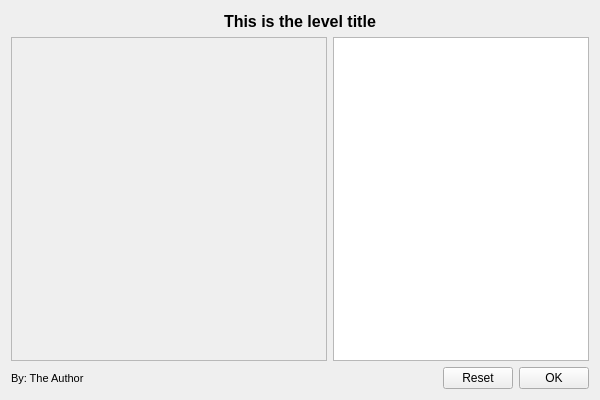
Above: src/view/GameResources.ui from the-butterfly-effect/tbe before the change. Below: the same form after it.
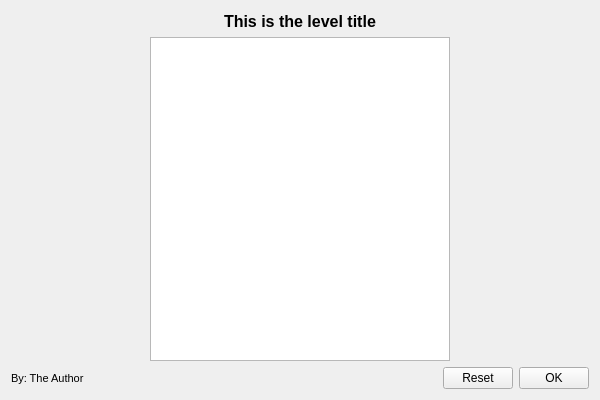
That is the form after the change. Icons and pictures are not drawn. Custom widgets are drawn as their Qt base class.

The edit to the form file:
```diff
--- a/src/view/GameResources.ui
+++ b/src/view/GameResources.ui
@@ -63,29 +63,6 @@
    </item>
    <item>
     <layout class="QHBoxLayout" name="horizontalLayout_3">
-     <item>
-      <widget class="QScrollArea" name="theToolView">
-          <property name="widgetResizable">
-           <bool>true</bool>
-          </property>
-           <property name="minimumSize">
-            <size>
-             <width>150</width>
-             <height>0</height>
-            </size>
-           </property>
-           <property name="horizontalScrollBarPolicy">
-            <enum>Qt::ScrollBarAlwaysOff</enum>
-           </property>
-           <property name="alignment">
-            <set>Qt::AlignRight|Qt::AlignTop|Qt::AlignTrailing</set>
-           </property>
-           <widget class="QWidget" name="scrollAreaWidgetContents">
-             <layout class="QVBoxLayout" name="theToolBoxPtr">
-             </layout>
-           </widget>
-      </widget>
-     </item>
      <item>
       <widget class="QTextEdit" name="theInfoBox">
        <property name="sizePolicy">
```
